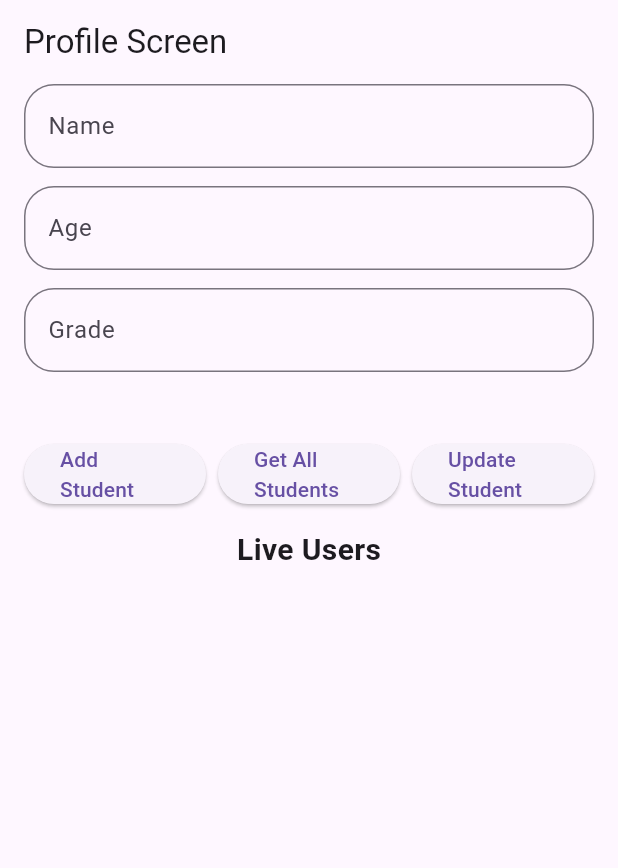
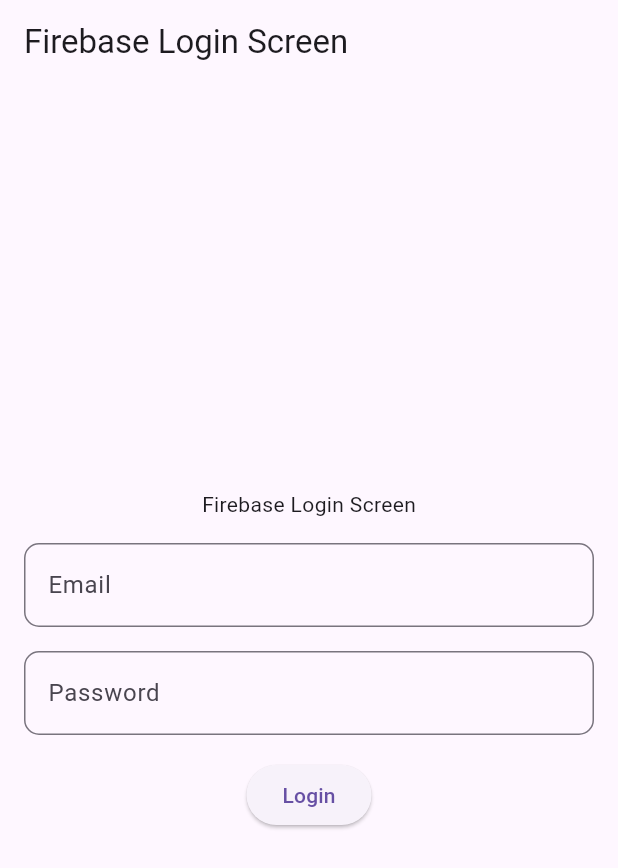
Before and after one commit to MrShow01/flutter_basics, a Flutter app: the screen it shows after launch, on a phone screen of 412 x 824 dp. Shown: the top 868 px of the screen. Run offline on Flutter 3.47's test engine with Material 3 defaults, Android fonts, the phone set to English and light mode, and no system bars; our stand-ins replace cloud_firestore, country_code_picker, curved_navigation_bar, dio, firebase_auth, firebase_core and 6 more; accounts and stored records are empty.

Commit message:
sign in firebase

```diff
--- /dev/null
+++ b/lib/firebase_login_screen.dart
@@ -0,0 +1,89 @@
+// ignore_for_file: use_build_context_synchronously
+
+import 'package:firebase_auth/firebase_auth.dart';
+import 'package:flutter/material.dart';
+
+class FirebaseLoginScreen extends StatefulWidget {
+  const FirebaseLoginScreen({super.key});
+
+  @override
+  State<FirebaseLoginScreen> createState() => _FirebaseLoginScreenState();
+}
+
+class _FirebaseLoginScreenState extends State<FirebaseLoginScreen> {
+  TextEditingController emailController = TextEditingController();
+  TextEditingController passwordController = TextEditingController();
+
+  @override
+  Widget build(BuildContext context) {
+    return Scaffold(
+      appBar: AppBar(
+        title: Text("Firebase Login Screen"),
+      ),
+      body: Padding(
+        padding: EdgeInsets.symmetric(horizontal: 16),
+        child: Column(
+          mainAxisAlignment: MainAxisAlignment.center,
+          spacing: 16,
+          children: [
+            Center(
+              child: Text("Firebase Login Screen"),
+            ),
+            TextFormField(
+              decoration: InputDecoration(
+                labelText: 'Email',
+                border: OutlineInputBorder(
+                  borderRadius: BorderRadius.circular(10),
+                ),
+              ),
+              keyboardType: TextInputType.emailAddress,
+              controller: emailController,
+            ),
+            TextFormField(
+              decoration: InputDecoration(
+                labelText: 'Password',
+                border: OutlineInputBorder(
+                  borderRadius: BorderRadius.circular(10),
+                ),
+              ),
+              keyboardType: TextInputType.emailAddress,
+              controller: passwordController,
+              obscureText: true,
+            ),
+            ElevatedButton(
+              onPressed: () {
+                login();
+                // Implement Firebase login logic here
+              },
+              child: Text("Login"),
+            ),
+          ],
+        ),
+      ),
+    );
+  }
+
+  void login() async {
+    try {
+      final credential = await FirebaseAuth.instance.signInWithEmailAndPassword(
+        email: emailController.text.trim(),
+        password: passwordController.text.trim(),
+      );
+      ScaffoldMessenger.of(context).showSnackBar(
+          SnackBar(content: Text("User Logged In: ${credential.user?.email}")));
+    } on FirebaseAuthException catch (e) {
+      if (e.code == 'user-not-found') {
+        ScaffoldMessenger.of(context).showSnackBar(
+            SnackBar(content: Text('No user found for that email.')));
+      } else if (e.code == 'wrong-password') {
+        ScaffoldMessenger.of(context).showSnackBar(
+            SnackBar(content: Text('Wrong password provided for that user.')));
+      }
+      ScaffoldMessenger.of(context)
+          .showSnackBar(SnackBar(content: Text(e.message.toString())));
+    } catch (e) {
+      ScaffoldMessenger.of(context)
+          .showSnackBar(SnackBar(content: Text(e.toString())));
+    }
+  }
+}
--- a/lib/main.dart
+++ b/lib/main.dart
@@ -5,12 +5,12 @@ import 'package:dio/dio.dart';
 import 'package:firebase_core/firebase_core.dart';
 import 'package:flutter/material.dart';
 import 'package:flutter_basics/controller/cubit_controller.dart';
-import 'package:flutter_basics/firebase_login.dart';
 import 'package:flutter_bloc/flutter_bloc.dart';
 import 'package:http/http.dart' as http;
 
 import 'controller/counter_cubit.dart';
 import 'controller/product_cubit.dart';
+import 'firebase_login_screen.dart';
 import 'models/comment.dart';
 
 void main() async {
@@ -203,7 +203,7 @@ class MyApp extends StatelessWidget {
       debugShowCheckedModeBanner: false,
       theme: ThemeData(primaryColor: Colors.red),
 
-      home: ProfileAuthScreen(),
+      home: FirebaseLoginScreen(),
 
       // initialRoute: '/page2',///
 
--- a/pubspec.yaml
+++ b/pubspec.yaml
@@ -22,7 +22,7 @@ environment:
   sdk: ^3.6.1
 
 # Dependencies specify other packages that your package needs in order to work.
-# To automatically upgrade your package dependencies to the latest versions
+# To automatically upgrade your package dependencies to the latest versions///////
 # consider running `flutter pub upgrade --major-versions`. Alternatively,
 # dependencies can be manually updated by changing the version numbers below to
 # the latest version available on pub.dev. To see which dependencies have newer
```
